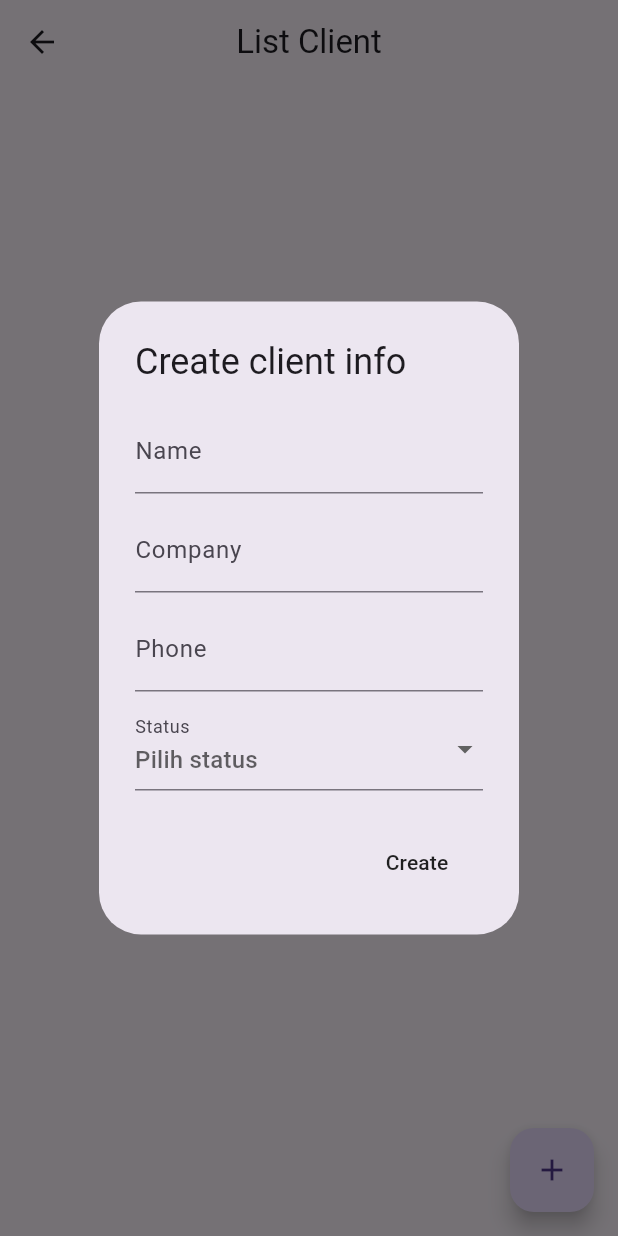
After one commit to algof/mobile-app-flutter, a Flutter app: the HomePage screen opened by its route, after a tap on the "add" icon, on a phone screen of 412 x 824 dp. The commit adds this screen. Run offline on Flutter 3.47's test engine with Material 3 defaults, Android fonts, the phone set to English and light mode, and no system bars; our stand-ins replace cloud_firestore, firebase_auth, firebase_core, isar; accounts and stored records are empty; generated files the repository leaves out were written again.

Commit message:
feat: homepage with basic CRUD
floating button for create, can CRUD the list, can show list from firestore collection, minus upload profile picture, minus routing logout register after homepage

```diff
--- /dev/null
+++ b/midterm_project/lib/firestore.dart
@@ -0,0 +1,50 @@
+import 'package:cloud_firestore/cloud_firestore.dart';
+
+class FirestoreService {
+
+  final CollectionReference notes = FirebaseFirestore.instance.collection('notes');
+
+  //fetch all notes
+  Stream<QuerySnapshot> getNotes() {
+    return notes.orderBy('createdAt', descending: true).snapshots();
+  }
+
+  //create new note
+  Future<void> addNote(String name, String company, String phone, String status) {
+    return notes.add({
+      'name': name,
+      'company': company,
+      'phone': phone,
+      'status': status,
+      'createdAt': Timestamp.now(),
+      'updatedAt': Timestamp.now()
+    });
+  }
+
+  Future<void> updateNote(String id, String name, String company, String phone, String status) {
+    return notes.doc(id).update({
+      'name': name,
+      'company': company,
+      'phone': phone,
+      'status': status,
+      'updatedAt': Timestamp.now()
+    });
+  }
+
+  //delete notes
+  Future<void> deleteNote(String id) {
+    return notes.doc(id).delete();
+  }
+
+}
+
+/**
+ * Table Client format data
+ * id: String (Document ID)
+ * name: String (Nama Lengkap)
+ * company: String (Nama Perusahaan/Instansi)
+ * phone: String (Nomor WhatsApp/Telepon)
+ * status: String (Misal: Lead, Prospect, Active, Finished)
+ * createdAt: DateTime (Waktu data pertama kali dibuat)
+ * profilePath: String (lokasi untuk ngeload dari Cloudinary)
+ */
--- a/midterm_project/lib/main.dart
+++ b/midterm_project/lib/main.dart
@@ -1,4 +1,5 @@
-import 'package:midterm_project/screens/home.dart';
+// import 'package:midterm_project/screens/home.dart';
+import 'package:midterm_project/screens/homepage.dart';
 import 'package:midterm_project/screens/login.dart';
 import 'package:midterm_project/screens/register.dart';
 import 'package:flutter/material.dart';
@@ -19,7 +20,7 @@ class MyApp extends StatelessWidget {
   @override
   Widget build(BuildContext context) {
     return MaterialApp(initialRoute: 'login', routes: {
-      'home': (context) => const HomeScreen(),
+      'home': (context) => const HomePage(),
       'login': (context) => const LoginScreen(),
       'register': (context) => const RegisterScreen(),
     });
--- /dev/null
+++ b/midterm_project/lib/screens/homepage.dart
@@ -0,0 +1,167 @@
+import 'package:cloud_firestore/cloud_firestore.dart';
+import 'package:flutter/material.dart';
+import 'package:midterm_project/firestore.dart';
+
+class HomePage extends StatefulWidget{
+  const HomePage({super.key});
+
+  @override
+  State<HomePage> createState() => _HomePageState();
+}
+
+class _HomePageState extends State<HomePage> {
+  final FirestoreService firestoreService = FirestoreService();
+
+  final nameTextController = TextEditingController();
+  final companyTextController = TextEditingController();
+  final phoneTextController = TextEditingController();
+  String selectedStatus = '';
+
+  void openNoteBox ({String? docId, String? existingName, String? existingCompany, String? existingPhone, required String existingStatus}) {
+    if (docId != null) {
+      nameTextController.text = existingName ?? '';
+      companyTextController.text = existingCompany ?? '';
+      phoneTextController.text = existingPhone ?? '';
+      selectedStatus = existingStatus;
+    }
+
+    showDialog(
+      context: context,
+      builder: (context) {
+        return AlertDialog(
+          title: Text(docId == null ? "Create client info" : "Edit client info"),
+          content: SingleChildScrollView(
+            child: Column(
+              mainAxisAlignment: MainAxisAlignment.start,
+              mainAxisSize: MainAxisSize.min,
+              children: [
+                TextField(
+                  decoration: InputDecoration(labelText: "Name"),
+                  controller: nameTextController
+                ),
+                const SizedBox(height: 10),
+                TextField(
+                  decoration: InputDecoration(labelText: "Company"),
+                  controller: companyTextController
+                ),
+                const SizedBox(height: 10),
+                TextField(
+                  decoration: InputDecoration(labelText: "Phone"),
+                  controller: phoneTextController
+                ),
+                const SizedBox(height: 10),
+                DropdownButtonFormField<String>(
+                  decoration: InputDecoration(labelText: "Status"),
+                  initialValue: selectedStatus.isEmpty ? null : selectedStatus,
+                  items: ['Lead', 'Prospect', 'Active', 'Finished'].map((status) {
+                    return DropdownMenuItem(
+                      value: status,
+                      child: Text(status),
+                    );
+                  }).toList(),
+                  onChanged: (newValue) {
+                    setState(() {
+                      selectedStatus = newValue!;
+                    });
+                  },
+                  hint: Text("Pilih status")
+                ),
+              ],
+            ),
+          ),
+          actions: [
+            MaterialButton(
+              onPressed: () {
+                if (docId == null){
+                  firestoreService.addNote(nameTextController.text, companyTextController.text, phoneTextController.text, selectedStatus);
+                }
+                else{
+                  firestoreService.updateNote(docId, nameTextController.text, companyTextController.text, phoneTextController.text, selectedStatus);
+                }
+
+                nameTextController.clear();
+                companyTextController.clear();
+                phoneTextController.clear();
+                selectedStatus = '';
+
+                Navigator.pop(context);
+              },
+              child: Text(docId == null ? "Create" : "Update")
+            )
+          ]
+        );
+      }
+    );
+  }
+
+  @override
+  Widget build(BuildContext context){
+    return Scaffold(
+      appBar: AppBar(
+        title: Text("List Client"),
+        centerTitle: true,
+      ),
+      floatingActionButton: FloatingActionButton(
+        onPressed: () {
+          openNoteBox(existingStatus: '');
+        },
+        child: const Icon(Icons.add),
+      ),
+      body: StreamBuilder<QuerySnapshot>(
+        stream: firestoreService.getNotes(),
+        builder: (context, snapshot) {
+          if (!snapshot.hasData) {
+            return const Center(child: CircularProgressIndicator());
+          }
+          List notesList = snapshot.data!.docs;
+          return ListView.builder(
+            itemCount: notesList.length,
+            itemBuilder: (context, index) {
+              DocumentSnapshot document = notesList[index];
+              String docId = document.id;
+
+              Map<String, dynamic> data = document.data() as Map<String, dynamic>;
+
+              String noteName = data['name'];
+              String noteCompany = data['company'];
+              String notePhone = data['phone'];
+              String noteStatus = data['status'];
+
+              return ListTile(
+                leading: const Icon(Icons.person),
+                title: Text(noteName),
+                subtitle: Column(
+                  mainAxisSize: MainAxisSize.min,
+                  crossAxisAlignment: CrossAxisAlignment.start,
+                  children: [
+                    Text(noteCompany),
+                    Text(notePhone),
+                    Text(noteStatus)
+                  ],
+                ),
+                trailing: Row(
+                  mainAxisSize: MainAxisSize.min,
+                  crossAxisAlignment: CrossAxisAlignment.start,
+                  children: [
+                    IconButton(
+                      onPressed: () {
+                        openNoteBox(docId: docId, existingName: noteName, existingCompany: noteCompany, existingPhone: notePhone, existingStatus: noteStatus);
+                      },
+                      icon: const Icon(Icons.edit)
+                    ),
+                    IconButton(
+                      onPressed: () {
+                        firestoreService.deleteNote(docId);
+                      },
+                       icon: const Icon(Icons.delete)
+                      )
+                  ],
+                ),
+              );
+            }
+          );
+        }
+      ),
+    );
+  }
+}
```
